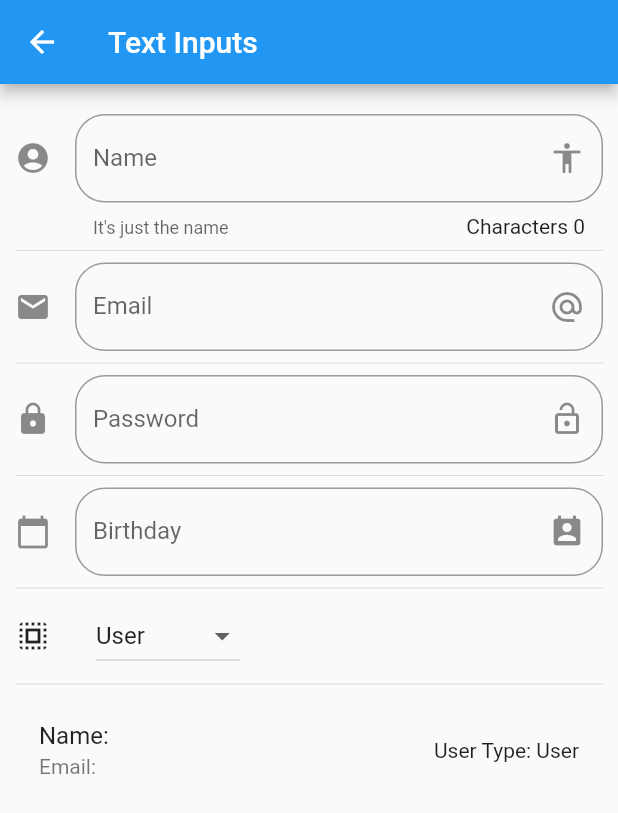
After one commit to rozon/components_app, a Flutter app: the InputPage screen opened by its route, on a phone screen of 412 x 824 dp. The commit adds this screen. Shown: the top 813 px of the screen. Run offline on Flutter 3.47's test engine with Material 2 defaults, Android fonts, the phone set to English and light mode, and no system bars.

Commit message:
Added Inputs demo page

```diff
--- a/data/menu_opts.json
+++ b/data/menu_opts.json
@@ -20,6 +20,11 @@
             "route": "animatedContainer",
             "icon": "donut_large",
             "text": "Animated Container"
+        },
+        {
+            "route": "inputs",
+            "icon": "input",
+            "text": "Inputs"
         }
     ]
 }
--- /dev/null
+++ b/lib/src/pages/input_page.dart
@@ -0,0 +1,170 @@
+import 'package:flutter/material.dart';
+import 'package:intl/intl.dart';
+
+class InputPage extends StatefulWidget {
+  @override
+  _InputPageState createState() => _InputPageState();
+}
+
+class _InputPageState extends State<InputPage> {
+  String _name = "";
+  String _email = "";
+  String _date = "";
+  List<String> _accountTypes = [
+    "User",
+    "Admin",
+    "CEO",
+    "Delivery",
+    "Superuser",
+    "Invited",
+  ];
+  String _accountTypeValue = "User";
+  TextEditingController _inputFieldDateController = TextEditingController();
+
+  @override
+  Widget build(BuildContext context) {
+    return Scaffold(
+      appBar: AppBar(
+        title: Text("Text Inputs"),
+      ),
+      body: ListView(
+        padding: EdgeInsets.symmetric(horizontal: 10.0, vertical: 20.0),
+        children: <Widget>[
+          _createInput(),
+          Divider(),
+          _createEmail(),
+          Divider(),
+          _createPassword(),
+          Divider(),
+          _createDate(context),
+          Divider(),
+          _selectAccountType(),
+          Divider(),
+          _createUser(),
+        ],
+      ),
+    );
+  }
+
+  Widget _createInput() {
+    return TextField(
+      textCapitalization: TextCapitalization.sentences,
+      decoration: InputDecoration(
+        counter: Text("Characters ${_name.length}"),
+        border: OutlineInputBorder(borderRadius: BorderRadius.circular(20.0)),
+        hintText: "Name",
+        labelText: "Name",
+        helperText: "It's just the name",
+        suffixIcon: Icon(Icons.accessibility),
+        icon: Icon(Icons.account_circle),
+      ),
+      onChanged: (value) {
+        setState(() => _name = value);
+      },
+    );
+  }
+
+  Widget _createEmail() {
+    return TextField(
+      keyboardType: TextInputType.emailAddress,
+      decoration: InputDecoration(
+        border: OutlineInputBorder(borderRadius: BorderRadius.circular(20.0)),
+        hintText: "Email",
+        labelText: "Email",
+        suffixIcon: Icon(Icons.alternate_email),
+        icon: Icon(Icons.email),
+      ),
+      onChanged: (value) {
+        setState(() => _email = value);
+      },
+    );
+  }
+
+  Widget _createUser() {
+    return ListTile(
+      title: Text("Name: $_name"),
+      subtitle: Text("Email: $_email"),
+      trailing: Text("User Type: $_accountTypeValue"),
+    );
+  }
+
+  Widget _createPassword() {
+    return TextField(
+      obscureText: true,
+      decoration: InputDecoration(
+        border: OutlineInputBorder(borderRadius: BorderRadius.circular(20.0)),
+        hintText: "Password",
+        labelText: "Password",
+        suffixIcon: Icon(Icons.lock_open),
+        icon: Icon(Icons.lock),
+      ),
+    );
+  }
+
+  Widget _createDate(BuildContext context) {
+    return TextField(
+      controller: _inputFieldDateController,
+      enableInteractiveSelection: false,
+      decoration: InputDecoration(
+        border: OutlineInputBorder(borderRadius: BorderRadius.circular(20.0)),
+        hintText: "Birthday",
+        labelText: "Birthday",
+        suffixIcon: Icon(Icons.perm_contact_calendar),
+        icon: Icon(Icons.calendar_today),
+      ),
+      onTap: () {
+        FocusScope.of(context).requestFocus(new FocusNode());
+        _selectDate(context);
+      },
+    );
+  }
+
+  void _selectDate(BuildContext context) async {
+    DateFormat dateFormat = DateFormat("MM-dd-yyyy");
+    DateTime selectedDate = await showDatePicker(
+        context: context,
+        initialDate: DateTime.now(),
+        firstDate: DateTime(1980),
+        lastDate: DateTime(2025));
+
+    if (selectedDate != null) {
+      setState(() {
+        _date = dateFormat.format(selectedDate);
+        _inputFieldDateController.text = _date;
+      });
+    }
+  }
+
+  Widget _selectAccountType() {
+    return Row(
+      children: <Widget>[
+        Icon(Icons.select_all),
+        SizedBox(
+          width: 30.0,
+        ),
+        DropdownButton(
+          value: _accountTypeValue,
+          items: getAccountTypeOptions(),
+          onChanged: (option) {
+            setState(() {
+              _accountTypeValue = option;
+            });
+          },
+        ),
+      ],
+    );
+  }
+
+  List<DropdownMenuItem<String>> getAccountTypeOptions() {
+    List<DropdownMenuItem<String>> optionList = List();
+
+    _accountTypes.forEach((option) {
+      optionList.add(DropdownMenuItem(
+        child: Text(option),
+        value: option,
+      ));
+    });
+
+    return optionList;
+  }
+}
--- a/lib/src/routes/routes.dart
+++ b/lib/src/routes/routes.dart
@@ -5,6 +5,7 @@ import 'package:components_app/src/pages/alert_page.dart';
 import 'package:components_app/src/pages/avatar_page.dart';
 import 'package:components_app/src/pages/card_page.dart';
 import 'package:components_app/src/pages/animated_container_page.dart';
+import 'package:components_app/src/pages/input_page.dart';
 
 Map<String, WidgetBuilder> getNavigationRoutes() {
   return <String, WidgetBuilder>{
@@ -12,6 +13,7 @@ Map<String, WidgetBuilder> getNavigationRoutes() {
     'alert': (BuildContext context) => AlertPage(),
     'avatar': (BuildContext context) => AvatarPage(),
     'card': (BuildContext context) => CardPage(),
-    'animatedContainer': (BuildContext context) => AnimatedContainerPage()
+    'animatedContainer': (BuildContext context) => AnimatedContainerPage(),
+    'inputs': (BuildContext context) => InputPage(),
   };
 }
--- a/lib/src/utils/icon_string_util.dart
+++ b/lib/src/utils/icon_string_util.dart
@@ -4,7 +4,8 @@ final _iconMap = <String, IconData>{
   "add_alert": Icons.add_alert,
   "accessibility": Icons.accessibility,
   "folder_open": Icons.folder_open,
-  "donut_large": Icons.donut_large
+  "donut_large": Icons.donut_large,
+  "input": Icons.input
 };
 
 Icon getIcon(String iconName) {
--- a/pubspec.yaml
+++ b/pubspec.yaml
@@ -19,6 +19,7 @@ environment:
 dependencies:
   flutter:
     sdk: flutter
+  intl: ^0.16.1
 
   # The following adds the Cupertino Icons font to your application.
   # Use with the CupertinoIcons class for iOS style icons.
```
Also changed, not shown: pubspec.lock.
